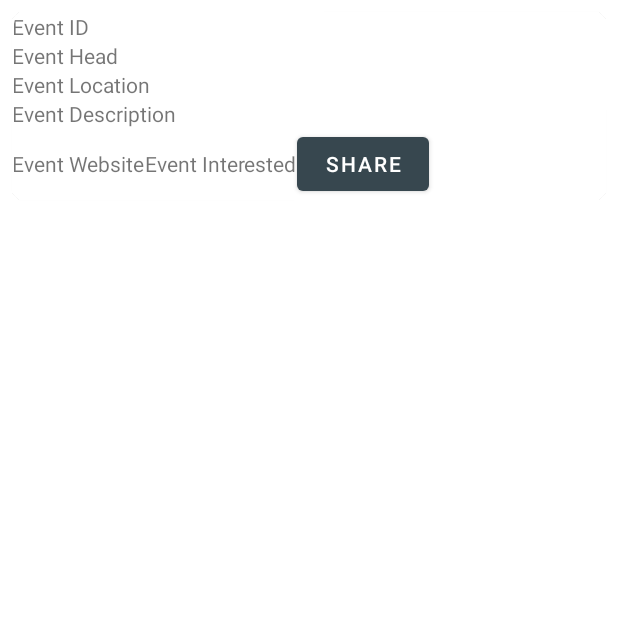
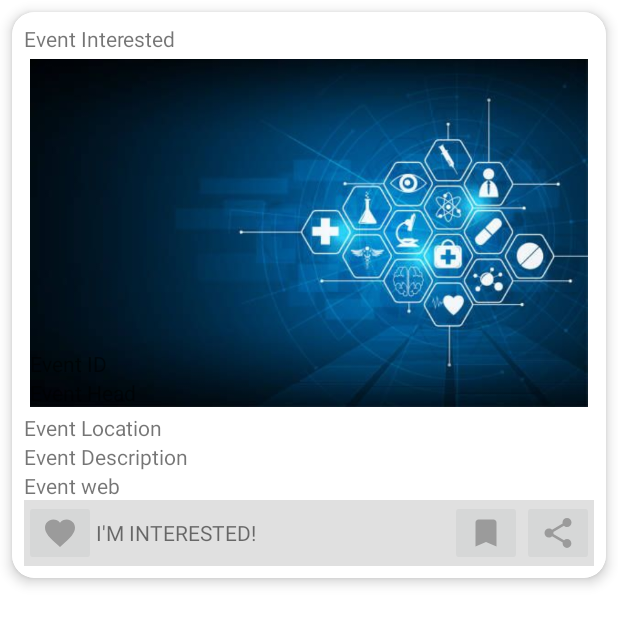
Before and after one commit to Priyanka-Sachan/CampFlow, an Android app: the layout card_events_near_me.xml on its own in the app's theme, with its tools: preview values and no code run, on a phone screen of 412 x 824 dp. Shown: the top 625 px of the screen. Run offline under Robolectric (Android 15) with nearby library versions, the phone set to English and light mode, and no system bars.

Commit message:
Added event share and card UI.

```diff
--- /dev/null
+++ b/app/src/main/res/drawable/ic_bookmark.xml
@@ -0,0 +1,5 @@
+<vector android:height="24dp" android:tint="#9B9B9B"
+    android:viewportHeight="24.0" android:viewportWidth="24.0"
+    android:width="24dp" xmlns:android="http://schemas.android.com/apk/res/android">
+    <path android:fillColor="#FF000000" android:pathData="M17,3H7c-1.1,0 -1.99,0.9 -1.99,2L5,21l7,-3 7,3V5c0,-1.1 -0.9,-2 -2,-2z"/>
+</vector>
--- /dev/null
+++ b/app/src/main/res/drawable/ic_fav_off.xml
@@ -0,0 +1,5 @@
+<vector android:height="24dp" android:tint="#9B9B9B"
+    android:viewportHeight="24.0" android:viewportWidth="24.0"
+    android:width="24dp" xmlns:android="http://schemas.android.com/apk/res/android">
+    <path android:fillColor="#FF000000" android:pathData="M12,21.35l-1.45,-1.32C5.4,15.36 2,12.28 2,8.5 2,5.42 4.42,3 7.5,3c1.74,0 3.41,0.81 4.5,2.09C13.09,3.81 14.76,3 16.5,3 19.58,3 22,5.42 22,8.5c0,3.78 -3.4,6.86 -8.55,11.54L12,21.35z"/>
+</vector>
--- /dev/null
+++ b/app/src/main/res/drawable/ic_share.xml
@@ -0,0 +1,5 @@
+<vector android:height="24dp" android:tint="#9B9B9B"
+    android:viewportHeight="24.0" android:viewportWidth="24.0"
+    android:width="24dp" xmlns:android="http://schemas.android.com/apk/res/android">
+    <path android:fillColor="#FF000000" android:pathData="M18,16.08c-0.76,0 -1.44,0.3 -1.96,0.77L8.91,12.7c0.05,-0.23 0.09,-0.46 0.09,-0.7s-0.04,-0.47 -0.09,-0.7l7.05,-4.11c0.54,0.5 1.25,0.81 2.04,0.81 1.66,0 3,-1.34 3,-3s-1.34,-3 -3,-3 -3,1.34 -3,3c0,0.24 0.04,0.47 0.09,0.7L8.04,9.81C7.5,9.31 6.79,9 6,9c-1.66,0 -3,1.34 -3,3s1.34,3 3,3c0.79,0 1.5,-0.31 2.04,-0.81l7.12,4.16c-0.05,0.21 -0.08,0.43 -0.08,0.65 0,1.61 1.31,2.92 2.92,2.92 1.61,0 2.92,-1.31 2.92,-2.92s-1.31,-2.92 -2.92,-2.92z"/>
+</vector>
--- a/app/src/main/res/layout/card_events_near_me.xml
+++ b/app/src/main/res/layout/card_events_near_me.xml
@@ -6,25 +6,57 @@
     android:layout_height="wrap_content"
     android:layout_margin="8dp"
     app:cardBackgroundColor="#ffffff"
-    app:cardCornerRadius="8dp"
+    app:cardCornerRadius="15dp"
+    app:cardElevation="5dp"
     app:strokeColor="#ffffff"
     app:strokeWidth="1dp">
 
     <LinearLayout
         android:layout_width="match_parent"
         android:layout_height="match_parent"
-        android:orientation="vertical">
+        android:orientation="vertical"
+        android:padding="8dp">
+
+        <TextView
+            android:id="@+id/event_interested"
+            android:layout_width="wrap_content"
+            android:layout_height="wrap_content"
+            tools:text="Event Interested"/>
+
+        <RelativeLayout
+            android:layout_width="match_parent"
+            android:layout_height="match_parent"
+            android:padding="4dp">
+
+            <ImageView
+                android:id="@+id/event_image"
+                android:layout_width="match_parent"
+                android:layout_height="wrap_content"
+                android:adjustViewBounds="true"
+                tools:src="@drawable/home_appbar" />
+
+            <LinearLayout
+                android:layout_width="match_parent"
+                android:layout_height="wrap_content"
+                android:orientation="vertical"
+                android:layout_alignStart="@id/event_image"
+                android:layout_alignBottom="@id/event_image">
 
                 <TextView
                     android:id="@+id/event_id"
                     android:layout_width="wrap_content"
                     android:layout_height="wrap_content"
-            tools:text="Event ID"/>
+                    tools:text="Event ID" />
+
                 <TextView
                     android:id="@+id/event_head"
                     android:layout_width="wrap_content"
                     android:layout_height="wrap_content"
                     tools:text="Event Head"/>
+
+            </LinearLayout>
+
+        </RelativeLayout>
 
         <TextView
             android:id="@+id/event_location"
@@ -38,36 +70,43 @@
             android:layout_height="wrap_content"
             tools:text="Event Description"/>
 
-        <ImageView
-            android:id="@+id/event_image"
+        <TextView
+            android:id="@+id/event_web"
             android:layout_width="wrap_content"
             android:layout_height="wrap_content"
-            tools:text="Event Image"/>
+            tools:text="Event web"/>
 
         <LinearLayout
             android:layout_width="match_parent"
             android:layout_height="wrap_content"
-            android:orientation="horizontal">
+            android:orientation="horizontal"
+            android:background="#E0E0E0">
 
             <!--event_web and event_interested would be converted to buttons and
              SHARE will have multiple options-->
-
-            <TextView
-                android:id="@+id/event_web"
+            <ImageButton
+                android:id="@+id/event_favorite"
                 android:layout_width="wrap_content"
                 android:layout_height="wrap_content"
-                tools:text="Event Website"/>
-
+                android:src="@drawable/ic_fav_off"/>
             <TextView
-                android:id="@+id/event_interested"
                 android:layout_width="wrap_content"
                 android:layout_height="wrap_content"
-                tools:text="Event Interested"/>
+                android:layout_gravity="center_vertical"
+                android:layout_weight="1"
+                android:text="I'M INTERESTED!"/>
 
-            <Button
-                android:text="SHARE"
+            <ImageButton
+                android:id="@+id/event_bookmark"
                 android:layout_width="wrap_content"
-                android:layout_height="wrap_content"/>
+                android:layout_height="wrap_content"
+                android:src="@drawable/ic_bookmark"/>
+
+            <ImageButton
+                android:id="@+id/event_share"
+                android:layout_width="wrap_content"
+                android:layout_height="wrap_content"
+                android:src="@drawable/ic_share" />
 
         </LinearLayout>
 
```
Also changed, not shown: app/src/main/java/com/example/campflow/ui/EventsNearMe/EventsNearMeAdapter.java (+44 -6 lines). Lines whose indentation alone changed are shown as unchanged.
